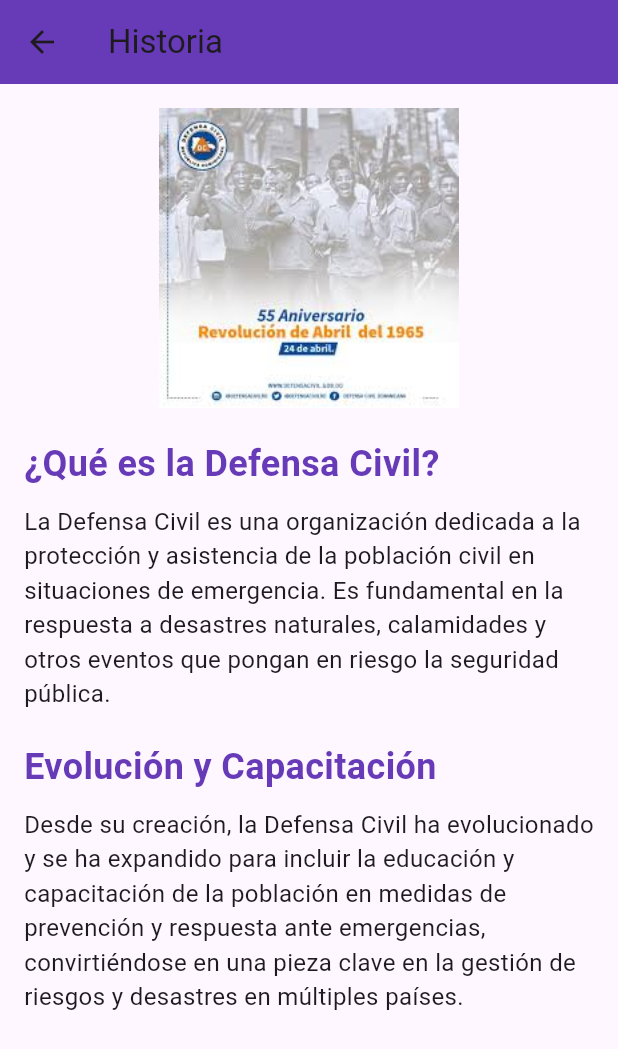
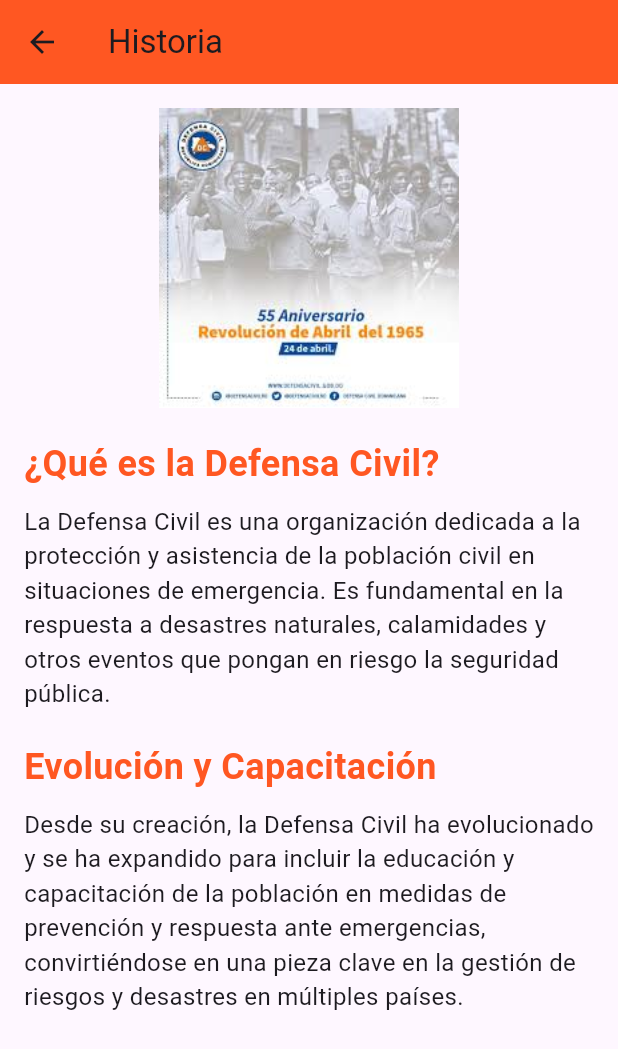
Before and after one commit to ManuelDLCS/ProyectoFinal, a Flutter app: the screen it shows after launch, in the side drawer, after a tap on "Historia", on a phone screen of 412 x 824 dp. Shown: the top 1049 px of the screen. Run offline on Flutter 3.47's test engine with Material 3 defaults, Android fonts, the light colour scheme and no system bars; our stand-ins replace carousel_slider, google_maps_flutter, youtube_player_flutter.

Commit message:
Change Color to Orange: Historia.dart

```diff
--- a/lib/historia.dart
+++ b/lib/historia.dart
@@ -8,7 +8,7 @@ class HistoriaScreen extends StatelessWidget {
     return Scaffold(
       appBar: AppBar(
         title: const Text('Historia'),
-        backgroundColor: Colors.deepPurple, // Cambia el color del AppBar
+        backgroundColor: Colors.deepOrange, // Cambia el color del AppBar
       ),
       body: SingleChildScrollView(
         padding: const EdgeInsets.all(16.0),
@@ -29,7 +29,7 @@ class HistoriaScreen extends StatelessWidget {
               style: TextStyle(
                 fontSize: 24,
                 fontWeight: FontWeight.bold,
-                color: Colors.deepPurple,
+                color: Colors.deepOrange,
               ),
             ),
             const SizedBox(height: 10),
@@ -49,7 +49,7 @@ class HistoriaScreen extends StatelessWidget {
               style: TextStyle(
                 fontSize: 24,
                 fontWeight: FontWeight.bold,
-                color: Colors.deepPurple,
+                color: Colors.deepOrange,
               ),
             ),
             const SizedBox(height: 10),
```
